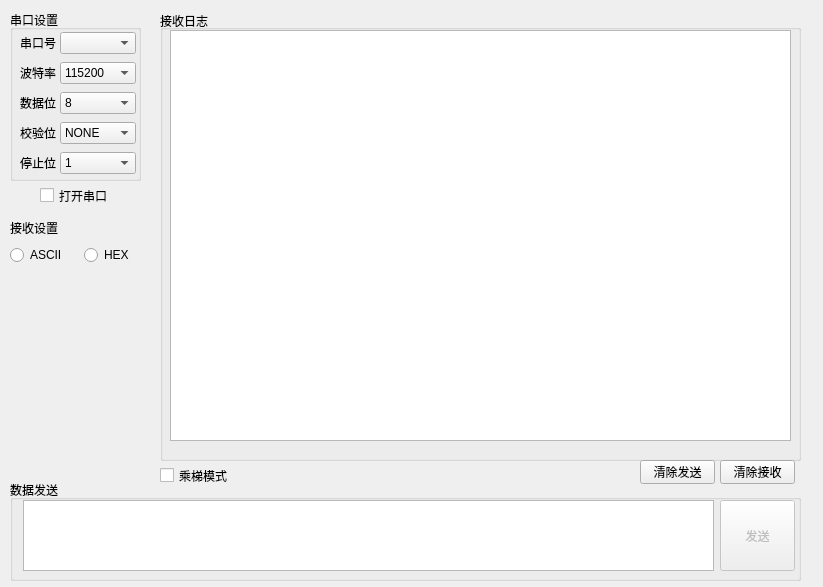
First picture: the form in mainwindow.ui, repository 519984307/myQTserialWin, before the edit.
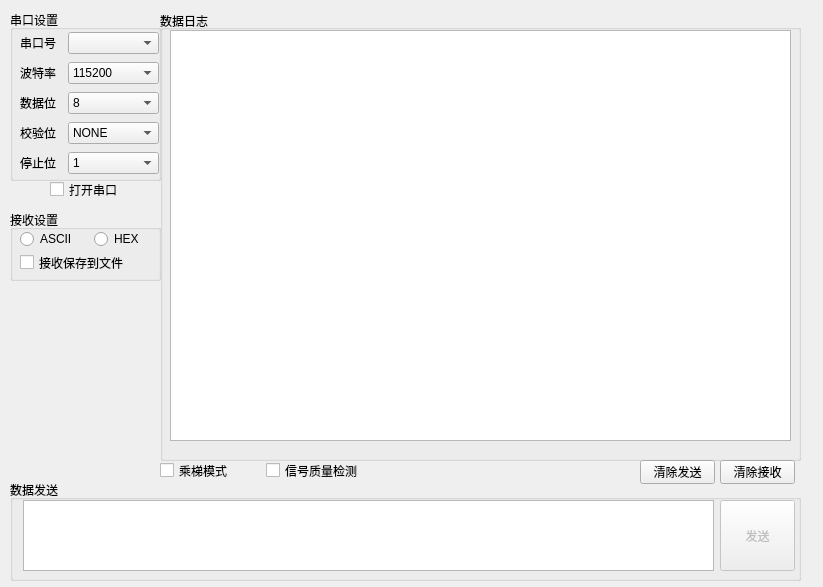
Second picture: the form after the edit.

Commit message: 1.新增transportCRC协议. 2.新增日志保存功能. 3.新增lora接收信号强度显示功能. Signed-off-by: baiqd <baiqd@keenon.com>

```diff
--- a/mainwindow.ui
+++ b/mainwindow.ui
@@ -24,7 +24,7 @@
      </rect>
     </property>
     <property name="title">
-     <string>接收日志</string>
+     <string>数据日志</string>
     </property>
     <property name="alignment">
      <set>Qt::AlignLeading|Qt::AlignLeft|Qt::AlignVCenter</set>
@@ -84,7 +84,7 @@
      <rect>
       <x>10</x>
       <y>10</y>
-      <width>131</width>
+      <width>151</width>
       <height>171</height>
      </rect>
     </property>
@@ -96,7 +96,7 @@
       <rect>
        <x>10</x>
        <y>20</y>
-       <width>116</width>
+       <width>139</width>
        <height>148</height>
       </rect>
      </property>
@@ -115,6 +115,9 @@
         </item>
         <item>
          <widget class="QComboBox" name="portName">
+          <property name="enabled">
+           <bool>true</bool>
+          </property>
           <property name="sizePolicy">
            <sizepolicy hsizetype="Preferred" vsizetype="Fixed">
             <horstretch>20</horstretch>
@@ -261,6 +264,9 @@
         </item>
         <item>
          <widget class="QComboBox" name="stopBits">
+          <property name="editable">
+           <bool>false</bool>
+          </property>
           <item>
            <property name="text">
             <string>1</string>
@@ -283,22 +289,6 @@
      </layout>
     </widget>
    </widget>
-   <widget class="QCheckBox" name="openCom">
-    <property name="enabled">
-     <bool>true</bool>
-    </property>
-    <property name="geometry">
-     <rect>
-      <x>40</x>
-      <y>180</y>
-      <width>81</width>
-      <height>31</height>
-     </rect>
-    </property>
-    <property name="text">
-     <string>打开串口</string>
-    </property>
-   </widget>
    <widget class="QPushButton" name="clearRxLog">
     <property name="geometry">
      <rect>
@@ -325,44 +315,80 @@
      <string>清除发送</string>
     </property>
    </widget>
-   <widget class="QCheckBox" name="openCom_2">
-    <property name="enabled">
-     <bool>true</bool>
-    </property>
+   <widget class="QWidget" name="horizontalLayoutWidget_2">
     <property name="geometry">
      <rect>
       <x>160</x>
       <y>460</y>
-      <width>81</width>
-      <height>31</height>
+      <width>211</width>
+      <height>21</height>
      </rect>
+    </property>
+    <layout class="QHBoxLayout" name="horizontalLayout_7" stretch="0,0">
+     <property name="spacing">
+      <number>0</number>
+     </property>
+     <property name="rightMargin">
+      <number>0</number>
+     </property>
+     <item>
+      <widget class="QCheckBox" name="elevator_mode">
+       <property name="enabled">
+        <bool>true</bool>
     </property>
     <property name="text">
      <string>乘梯模式</string>
     </property>
    </widget>
-   <widget class="QLabel" name="label_6">
+     </item>
+     <item>
+      <widget class="QCheckBox" name="signal_quality">
+       <property name="text">
+        <string>信号质量检测</string>
+       </property>
+      </widget>
+     </item>
+    </layout>
+   </widget>
+   <widget class="QCheckBox" name="openCom">
+    <property name="enabled">
+     <bool>true</bool>
+    </property>
+    <property name="geometry">
+     <rect>
+      <x>50</x>
+      <y>180</y>
+      <width>87</width>
+      <height>19</height>
+     </rect>
+    </property>
+    <property name="text">
+     <string>打开串口</string>
+    </property>
+   </widget>
+   <widget class="QGroupBox" name="groupBox">
     <property name="geometry">
      <rect>
       <x>10</x>
-      <y>220</y>
-      <width>53</width>
-      <height>16</height>
+      <y>210</y>
+      <width>151</width>
+      <height>71</height>
      </rect>
     </property>
-    <property name="text">
+    <property name="title">
      <string>接收设置</string>
     </property>
-   </widget>
-   <widget class="QWidget" name="horizontalLayoutWidget">
+    <widget class="QWidget" name="verticalLayoutWidget_2">
     <property name="geometry">
      <rect>
       <x>10</x>
-      <y>240</y>
+       <y>20</y>
       <width>141</width>
-      <height>31</height>
-     </rect>
-    </property>
+       <height>41</height>
+      </rect>
+     </property>
+     <layout class="QVBoxLayout" name="verticalLayout_3">
+      <item>
     <layout class="QHBoxLayout" name="horizontalLayout_6">
      <item>
       <widget class="QRadioButton" name="rx_ascii">
@@ -379,6 +405,16 @@
       </widget>
      </item>
     </layout>
+      </item>
+      <item>
+       <widget class="QCheckBox" name="saveFile">
+        <property name="text">
+         <string>接收保存到文件</string>
+        </property>
+       </widget>
+      </item>
+     </layout>
+    </widget>
    </widget>
   </widget>
  </widget>
```
Lines whose indentation alone changed are shown as unchanged. The commit also changes 11 other files.
